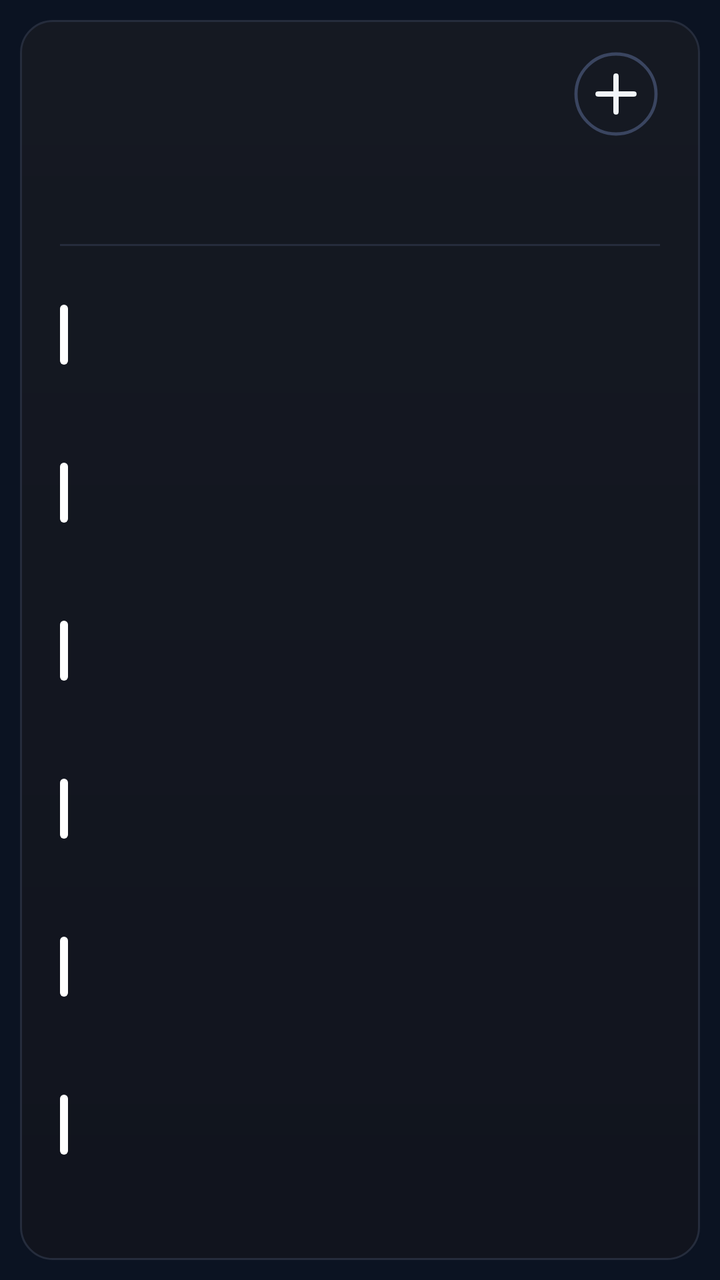
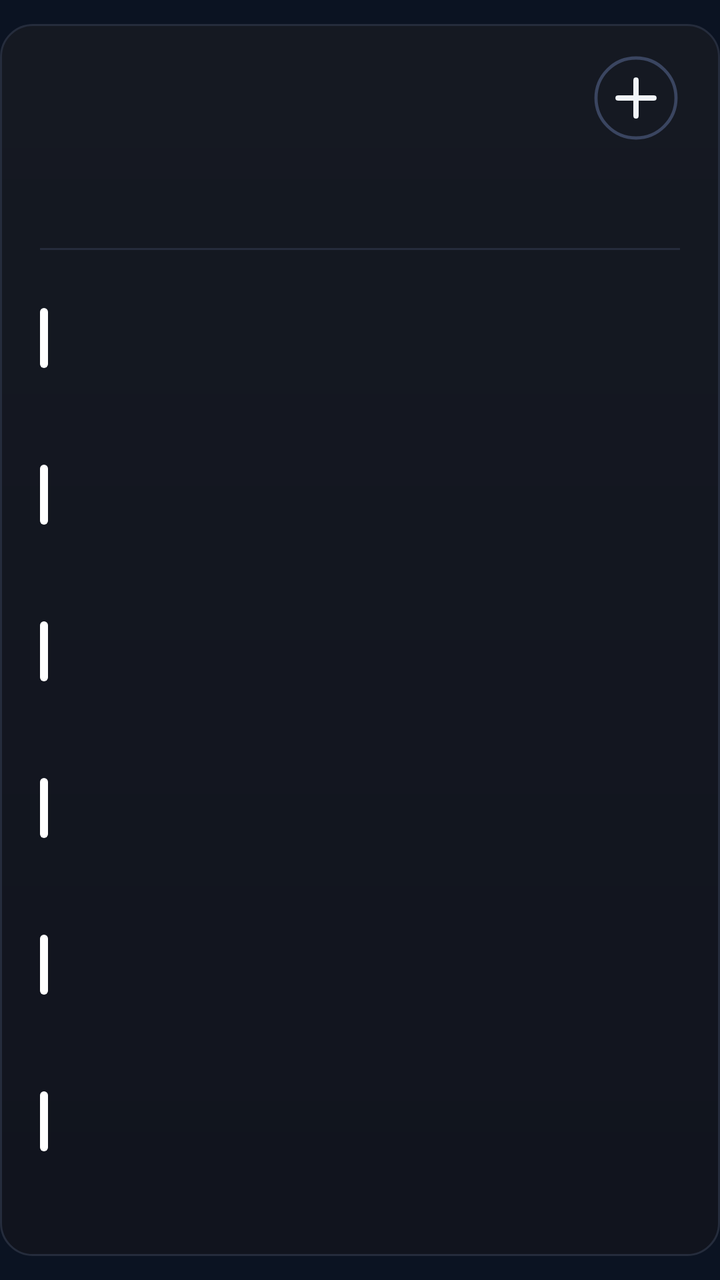

An Android layout rendered at two revisions. The XML below is the earlier revision; the diff shows what the commit changed to produce the second picture.
<!-- AndroidManifest.xml: application theme AppTheme -->
<!-- res/layout/cal_k6.xml -->
<?xml version="1.0" encoding="utf-8"?>
<FrameLayout xmlns:android="http://schemas.android.com/apk/res/android"
    android:id="@+id/root"
    android:layout_width="match_parent"
    android:layout_height="match_parent"
    android:padding="10dp">

    <LinearLayout
        android:id="@+id/panel"
        android:layout_width="match_parent"
        android:layout_height="match_parent"
        android:background="@drawable/cal_panel"
        android:orientation="vertical"
        android:paddingStart="20dp"
        android:paddingTop="13dp"
        android:paddingEnd="20dp"
        android:paddingBottom="14dp">

        
        <LinearLayout
            android:layout_width="match_parent"
            android:layout_height="48dp"
            android:gravity="center_vertical"
            android:orientation="horizontal">
        <ImageView
            android:id="@+id/cal_day"
            android:layout_width="wrap_content"
            android:layout_height="47dp"
            android:adjustViewBounds="true"
            android:scaleType="fitStart" />

            <LinearLayout
                android:layout_width="0dp"
                android:layout_height="wrap_content"
                android:layout_marginStart="12dp"
                android:layout_weight="1"
                android:orientation="vertical">
                <ImageView
                    android:id="@+id/cal_month"
                    android:layout_width="match_parent"
                    android:layout_height="23dp"
                    android:adjustViewBounds="true"
                    android:scaleType="fitStart" />
                <ImageView
                    android:id="@+id/cal_sub"
                    android:layout_width="match_parent"
                    android:layout_height="16dp"
                    android:adjustViewBounds="true"
                    android:layout_marginTop="2dp"
                    android:scaleType="fitStart" />
            </LinearLayout>

            <ImageView
                android:id="@+id/btn_add"
                android:layout_width="44dp"
                android:layout_height="44dp"
                android:contentDescription="New event"
                android:src="@drawable/ic_cal_add" />
        </LinearLayout>

        
        <LinearLayout
            android:layout_width="match_parent"
            android:layout_height="44dp"
            android:layout_marginTop="2dp"
            android:orientation="horizontal">
            <LinearLayout
                android:layout_width="0dp"
                android:layout_height="match_parent"
                android:layout_weight="1"
                android:gravity="center_horizontal"
                android:orientation="vertical">
                <ImageView
                    android:id="@+id/wk_label_0"
                    android:layout_width="wrap_content"
                    android:layout_height="14dp"
                    android:adjustViewBounds="true"
                    android:scaleType="fitCenter" />
                <ImageView
                    android:id="@+id/wk_num_0"
                    android:layout_width="26dp"
                    android:layout_height="26dp"
                    android:adjustViewBounds="true"
                    android:layout_marginTop="3dp"
                    android:scaleType="fitCenter" />
            </LinearLayout>
            <LinearLayout
                android:layout_width="0dp"
                android:layout_height="match_parent"
                android:layout_weight="1"
                android:gravity="center_horizontal"
                android:orientation="vertical">
                <ImageView
                    android:id="@+id/wk_label_1"
                    android:layout_width="wrap_content"
                    android:layout_height="14dp"
                    android:adjustViewBounds="true"
                    android:scaleType="fitCenter" />
                <ImageView
                    android:id="@+id/wk_num_1"
                    android:layout_width="26dp"
                    android:layout_height="26dp"
                    android:adjustViewBounds="true"
                    android:layout_marginTop="3dp"
                    android:scaleType="fitCenter" />
            </LinearLayout>
            <LinearLayout
                android:layout_width="0dp"
                android:layout_height="match_parent"
                android:layout_weight="1"
                android:gravity="center_horizontal"
                android:orientation="vertical">
                <ImageView
                    android:id="@+id/wk_label_2"
                    android:layout_width="wrap_content"
                    android:layout_height="14dp"
                    android:adjustViewBounds="true"
                    android:scaleType="fitCenter" />
                <ImageView
                    android:id="@+id/wk_num_2"
                    android:layout_width="26dp"
                    android:layout_height="26dp"
                    android:adjustViewBounds="true"
                    android:layout_marginTop="3dp"
                    android:scaleType="fitCenter" />
            </LinearLayout>
            <LinearLayout
                android:layout_width="0dp"
                android:layout_height="match_parent"
                android:layout_weight="1"
                android:gravity="center_horizontal"
                android:orientation="vertical">
                <ImageView
                    android:id="@+id/wk_label_3"
                    android:layout_width="wrap_content"
                    android:layout_height="14dp"
                    android:adjustViewBounds="true"
                    android:scaleType="fitCenter" />
                <ImageView
                    android:id="@+id/wk_num_3"
                    android:layout_width="26dp"
                    android:layout_height="26dp"
                    android:adjustViewBounds="true"
                    android:layout_marginTop="3dp"
                    android:scaleType="fitCenter" />
            </LinearLayout>
            <LinearLayout
                android:layout_width="0dp"
                android:layout_height="match_parent"
                android:layout_weight="1"
                android:gravity="center_horizontal"
                android:orientation="vertical">
                <ImageView
                    android:id="@+id/wk_label_4"
                    android:layout_width="wrap_content"
                    android:layout_height="14dp"
                    android:adjustViewBounds="true"
                    android:scaleType="fitCenter" />
                <ImageView
                    android:id="@+id/wk_num_4"
                    android:layout_width="26dp"
                    android:layout_height="26dp"
                    android:adjustViewBounds="true"
                    android:layout_marginTop="3dp"
                    android:scaleType="fitCenter" />
            </LinearLayout>
            <LinearLayout
                android:layout_width="0dp"
                android:layout_height="match_parent"
                android:layout_weight="1"
                android:gravity="center_horizontal"
                android:orientation="vertical">
                <ImageView
                    android:id="@+id/wk_label_5"
                    android:layout_width="wrap_content"
                    android:layout_height="14dp"
                    android:adjustViewBounds="true"
                    android:scaleType="fitCenter" />
                <ImageView
                    android:id="@+id/wk_num_5"
                    android:layout_width="26dp"
                    android:layout_height="26dp"
                    android:adjustViewBounds="true"
                    android:layout_marginTop="3dp"
                    android:scaleType="fitCenter" />
            </LinearLayout>
            <LinearLayout
                android:layout_width="0dp"
                android:layout_height="match_parent"
                android:layout_weight="1"
                android:gravity="center_horizontal"
                android:orientation="vertical">
                <ImageView
                    android:id="@+id/wk_label_6"
                    android:layout_width="wrap_content"
                    android:layout_height="14dp"
                    android:adjustViewBounds="true"
                    android:scaleType="fitCenter" />
                <ImageView
                    android:id="@+id/wk_num_6"
                    android:layout_width="26dp"
                    android:layout_height="26dp"
                    android:adjustViewBounds="true"
                    android:layout_marginTop="3dp"
                    android:scaleType="fitCenter" />
            </LinearLayout>
        </LinearLayout>

        <ImageView
            android:layout_width="match_parent"
            android:layout_height="1dp"
            android:layout_marginTop="5dp"
            android:layout_marginBottom="5dp"
            android:scaleType="fitXY"
            android:src="@drawable/cal_divider" />

        
        <LinearLayout
            android:layout_width="match_parent"
            android:layout_height="0dp"
            android:layout_weight="1"
            android:orientation="vertical">
        <LinearLayout
            android:id="@+id/cal_row_0"
            android:layout_width="match_parent"
            android:layout_height="0dp"
            android:layout_weight="1"
            android:gravity="center_vertical"
            android:orientation="horizontal">

            <ImageView
                android:id="@+id/cal_bar_0"
                android:layout_width="4dp"
                android:layout_height="30dp"
                android:layout_marginEnd="11dp"
                android:scaleType="fitXY"
                android:src="@drawable/cal_bar" />

            <LinearLayout
                android:layout_width="0dp"
                android:layout_height="wrap_content"
                android:layout_weight="1"
                android:orientation="vertical">

                <LinearLayout
                    android:layout_width="match_parent"
                    android:layout_height="wrap_content"
                    android:orientation="horizontal">
                    <ImageView
                        android:id="@+id/cal_time_0"
                        android:layout_width="wrap_content"
                        android:layout_height="16dp"
                        android:adjustViewBounds="true"
                        android:scaleType="fitStart" />
                    <ImageView
                        android:id="@+id/cal_hint_0"
                        android:layout_width="wrap_content"
                        android:layout_height="16dp"
                        android:adjustViewBounds="true"
                        android:layout_marginStart="9dp"
                        android:scaleType="fitStart" />
                </LinearLayout>
                <ImageView
                    android:id="@+id/cal_title_0"
                    android:layout_width="match_parent"
                    android:layout_height="22dp"
                    android:adjustViewBounds="true"
                    android:layout_marginTop="1dp"
                    android:scaleType="fitStart" />
            </LinearLayout>
        </LinearLayout>
        <LinearLayout
            android:id="@+id/cal_row_1"
            android:layout_width="match_parent"
            android:layout_height="0dp"
            android:layout_weight="1"
            android:gravity="center_vertical"
            android:orientation="horizontal">

            <ImageView
                android:id="@+id/cal_bar_1"
                android:layout_width="4dp"
                android:layout_height="30dp"
                android:layout_marginEnd="11dp"
                android:scaleType="fitXY"
                android:src="@drawable/cal_bar" />

            <LinearLayout
                android:layout_width="0dp"
                android:layout_height="wrap_content"
                android:layout_weight="1"
                android:orientation="vertical">

                <LinearLayout
                    android:layout_width="match_parent"
                    android:layout_height="wrap_content"
                    android:orientation="horizontal">
                    <ImageView
                        android:id="@+id/cal_time_1"
                        android:layout_width="wrap_content"
                        android:layout_height="16dp"
                        android:adjustViewBounds="true"
                        android:scaleType="fitStart" />
                    <ImageView
                        android:id="@+id/cal_hint_1"
                        android:layout_width="wrap_content"
                        android:layout_height="16dp"
                        android:adjustViewBounds="true"
                        android:layout_marginStart="9dp"
                        android:scaleType="fitStart" />
                </LinearLayout>
                <ImageView
                    android:id="@+id/cal_title_1"
                    android:layout_width="match_parent"
                    android:layout_height="22dp"
                    android:adjustViewBounds="true"
                    android:layout_marginTop="1dp"
                    android:scaleType="fitStart" />
            </LinearLayout>
        </LinearLayout>
        <LinearLayout
            android:id="@+id/cal_row_2"
            android:layout_width="match_parent"
            android:layout_height="0dp"
            android:layout_weight="1"
            android:gravity="center_vertical"
            android:orientation="horizontal">

            <ImageView
                android:id="@+id/cal_bar_2"
                android:layout_width="4dp"
                android:layout_height="30dp"
                android:layout_marginEnd="11dp"
                android:scaleType="fitXY"
                android:src="@drawable/cal_bar" />

            <LinearLayout
                android:layout_width="0dp"
                android:layout_height="wrap_content"
                android:layout_weight="1"
                android:orientation="vertical">

                <LinearLayout
                    android:layout_width="match_parent"
                    android:layout_height="wrap_content"
                    android:orientation="horizontal">
                    <ImageView
                        android:id="@+id/cal_time_2"
                        android:layout_width="wrap_content"
                        android:layout_height="16dp"
                        android:adjustViewBounds="true"
                        android:scaleType="fitStart" />
                    <ImageView
                        android:id="@+id/cal_hint_2"
                        android:layout_width="wrap_content"
                        android:layout_height="16dp"
                        android:adjustViewBounds="true"
                        android:layout_marginStart="9dp"
                        android:scaleType="fitStart" />
                </LinearLayout>
                <ImageView
                    android:id="@+id/cal_title_2"
                    android:layout_width="match_parent"
                    android:layout_height="22dp"
                    android:adjustViewBounds="true"
                    android:layout_marginTop="1dp"
                    android:scaleType="fitStart" />
            </LinearLayout>
        </LinearLayout>
        <LinearLayout
            android:id="@+id/cal_row_3"
            android:layout_width="match_parent"
            android:layout_height="0dp"
            android:layout_weight="1"
            android:gravity="center_vertical"
            android:orientation="horizontal">

            <ImageView
                android:id="@+id/cal_bar_3"
                android:layout_width="4dp"
                android:layout_height="30dp"
                android:layout_marginEnd="11dp"
                android:scaleType="fitXY"
                android:src="@drawable/cal_bar" />

            <LinearLayout
                android:layout_width="0dp"
                android:layout_height="wrap_content"
                android:layout_weight="1"
                android:orientation="vertical">

                <LinearLayout
                    android:layout_width="match_parent"
                    android:layout_height="wrap_content"
                    android:orientation="horizontal">
                    <ImageView
                        android:id="@+id/cal_time_3"
                        android:layout_width="wrap_content"
                        android:layout_height="16dp"
                        android:adjustViewBounds="true"
                        android:scaleType="fitStart" />
                    <ImageView
                        android:id="@+id/cal_hint_3"
                        android:layout_width="wrap_content"
                        android:layout_height="16dp"
                        android:adjustViewBounds="true"
                        android:layout_marginStart="9dp"
                        android:scaleType="fitStart" />
                </LinearLayout>
                <ImageView
                    android:id="@+id/cal_title_3"
                    android:layout_width="match_parent"
                    android:layout_height="22dp"
                    android:adjustViewBounds="true"
                    android:layout_marginTop="1dp"
                    android:scaleType="fitStart" />
            </LinearLayout>
        </LinearLayout>
        <LinearLayout
            android:id="@+id/cal_row_4"
            android:layout_width="match_parent"
            android:layout_height="0dp"
            android:layout_weight="1"
            android:gravity="center_vertical"
            android:orientation="horizontal">

            <ImageView
                android:id="@+id/cal_bar_4"
                android:layout_width="4dp"
                android:layout_height="30dp"
                android:layout_marginEnd="11dp"
                android:scaleType="fitXY"
                android:src="@drawable/cal_bar" />

            <LinearLayout
                android:layout_width="0dp"
                android:layout_height="wrap_content"
                android:layout_weight="1"
                android:orientation="vertical">

                <LinearLayout
                    android:layout_width="match_parent"
                    android:layout_height="wrap_content"
                    android:orientation="horizontal">
                    <ImageView
                        android:id="@+id/cal_time_4"
                        android:layout_width="wrap_content"
                        android:layout_height="16dp"
                        android:adjustViewBounds="true"
                        android:scaleType="fitStart" />
                    <ImageView
                        android:id="@+id/cal_hint_4"
                        android:layout_width="wrap_content"
                        android:layout_height="16dp"
                        android:adjustViewBounds="true"
                        android:layout_marginStart="9dp"
                        android:scaleType="fitStart" />
                </LinearLayout>
                <ImageView
                    android:id="@+id/cal_title_4"
                    android:layout_width="match_parent"
                    android:layout_height="22dp"
                    android:adjustViewBounds="true"
                    android:layout_marginTop="1dp"
                    android:scaleType="fitStart" />
            </LinearLayout>
        </LinearLayout>
        <LinearLayout
            android:id="@+id/cal_row_5"
            android:layout_width="match_parent"
            android:layout_height="0dp"
            android:layout_weight="1"
            android:gravity="center_vertical"
            android:orientation="horizontal">

            <ImageView
                android:id="@+id/cal_bar_5"
                android:layout_width="4dp"
                android:layout_height="30dp"
                android:layout_marginEnd="11dp"
                android:scaleType="fitXY"
                android:src="@drawable/cal_bar" />

            <LinearLayout
                android:layout_width="0dp"
                android:layout_height="wrap_content"
                android:layout_weight="1"
                android:orientation="vertical">

                <LinearLayout
                    android:layout_width="match_parent"
                    android:layout_height="wrap_content"
                    android:orientation="horizontal">
                    <ImageView
                        android:id="@+id/cal_time_5"
                        android:layout_width="wrap_content"
                        android:layout_height="16dp"
                        android:adjustViewBounds="true"
                        android:scaleType="fitStart" />
                    <ImageView
                        android:id="@+id/cal_hint_5"
                        android:layout_width="wrap_content"
                        android:layout_height="16dp"
                        android:adjustViewBounds="true"
                        android:layout_marginStart="9dp"
                        android:scaleType="fitStart" />
                </LinearLayout>
                <ImageView
                    android:id="@+id/cal_title_5"
                    android:layout_width="match_parent"
                    android:layout_height="22dp"
                    android:adjustViewBounds="true"
                    android:layout_marginTop="1dp"
                    android:scaleType="fitStart" />
            </LinearLayout>
        </LinearLayout>
        </LinearLayout>
        <ImageView
            android:id="@+id/cal_more"
            android:layout_width="match_parent"
            android:layout_height="14dp"
            android:adjustViewBounds="true"
            android:scaleType="fitEnd" />
    </LinearLayout>
</FrameLayout>
<!-- resources referenced by this layout -->
<resources>
  <!-- drawable cal_bar (drawable) -->
  <?xml version="1.0" encoding="utf-8"?>
  <shape xmlns:android="http://schemas.android.com/apk/res/android" android:shape="rectangle">
      <solid android:color="#FFFFFFFF" />
      <corners android:radius="2dp" />
  </shape>
  <!-- drawable cal_divider (drawable) -->
  <?xml version="1.0" encoding="utf-8"?>
  <shape xmlns:android="http://schemas.android.com/apk/res/android" android:shape="rectangle">
      <solid android:color="#FF252C3C" />
  </shape>
  <!-- drawable cal_panel (drawable) -->
  <?xml version="1.0" encoding="utf-8"?>
  <shape xmlns:android="http://schemas.android.com/apk/res/android" android:shape="rectangle">
      <gradient android:angle="270" android:startColor="#FF151922" android:endColor="#FF11141E" />
      <stroke android:width="1dp" android:color="#FF252C3C" />
      <corners android:radius="@dimen/widget_radius" />
  </shape>
  <!-- drawable ic_cal_add (drawable) -->
  <?xml version="1.0" encoding="utf-8"?>
  <vector xmlns:android="http://schemas.android.com/apk/res/android"
      android:width="44dp"
      android:height="44dp"
      android:viewportWidth="44"
      android:viewportHeight="44">
      <path
          android:pathData="M22,22m-20,0a20,20 0,1 1,40 0a20,20 0,1 1,-40 0"
          android:strokeColor="#FF3A4560"
          android:strokeWidth="1.6" />
      <path
          android:pathData="M13,22L31,22M22,13L22,31"
          android:strokeColor="#FFF1F5F9"
          android:strokeLineCap="round"
          android:strokeWidth="2.6" />
  </vector>
  <style name="AppTheme" parent="@android:style/Theme.DeviceDefault.NoActionBar">
          <item name="android:colorAccent">#DF8B35</item>
          <item name="android:colorControlActivated">#DF8B35</item>
          <item name="android:windowBackground">#0B1322</item>
          <item name="android:statusBarColor">#0E111A</item>
          <item name="android:navigationBarColor">#0B1322</item>
          <item name="android:textColorHint">#718096</item>
      </style>
  <dimen name="widget_radius">16dp</dimen>
</resources>

<!-- the commit's change to res/layout/cal_k6.xml (unified diff, before → after) -->
@@ -3,7 +3,8 @@
     android:id="@+id/root"
     android:layout_width="match_parent"
     android:layout_height="match_parent"
-    android:padding="10dp">
+    android:paddingTop="12dp"
+    android:paddingBottom="12dp">
 
     <LinearLayout
         android:id="@+id/panel"
